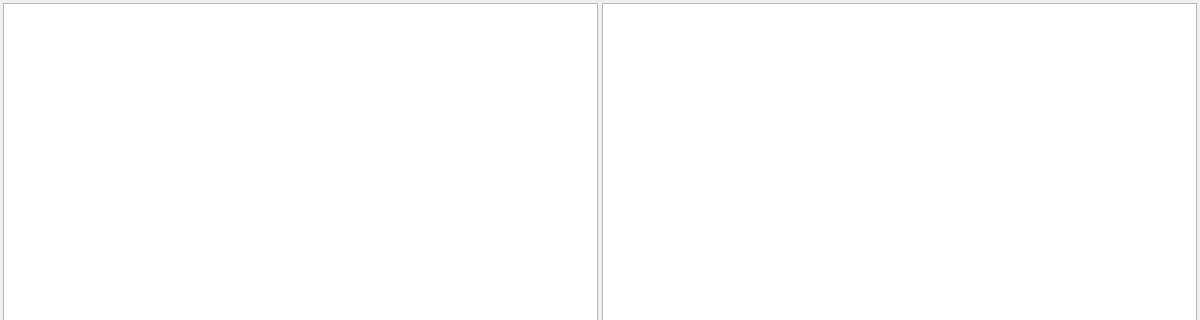
This is ui/templates.ui in l1nt3x/compilation-of-py-libs-docs as Qt 5 draws it before an edit; both pictures show x 0 to 1200 and y 0 to 320 of the 1200 by 720 pixel window. The edited form follows.
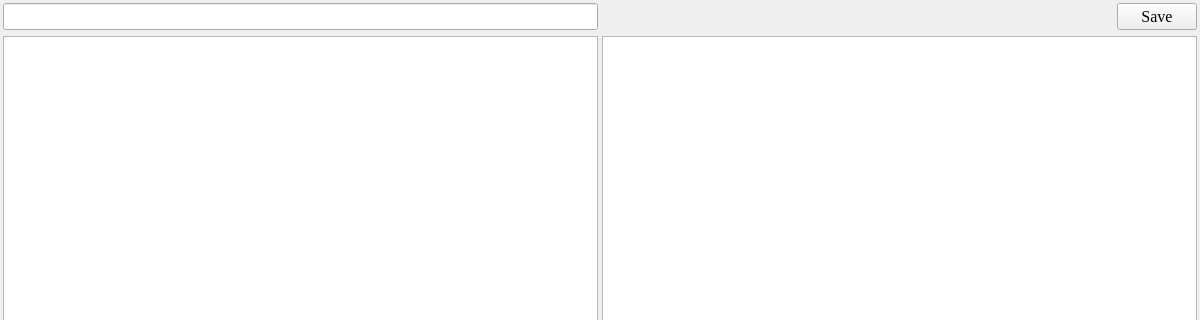
This is the edited form.

```diff
--- a/ui/templates.ui
+++ b/ui/templates.ui
@@ -49,8 +49,47 @@
             <property name="orientation">
                 <enum>Qt::Horizontal</enum>
             </property>
-            <widget class="QListWidget" name="listWidget"/>
-            <widget class="QPlainTextEdit" name="plainTextEdit"/>
+            <widget class="QWidget" name="">
+                <layout class="QVBoxLayout" name="verticalLayout">
+                    <item>
+                        <widget class="QLineEdit" name="lineEdit"/>
+                    </item>
+                    <item>
+                        <widget class="QListWidget" name="listWidget"/>
+                    </item>
+                </layout>
+            </widget>
+            <widget class="QWidget" name="">
+                <layout class="QVBoxLayout" name="verticalLayout_2">
+                    <item>
+                        <layout class="QHBoxLayout" name="horizontalLayout">
+                            <item>
+                                <spacer name="horizontalSpacer">
+                                    <property name="orientation">
+                                        <enum>Qt::Horizontal</enum>
+                                    </property>
+                                    <property name="sizeHint" stdset="0">
+                                        <size>
+                                            <width>40</width>
+                                            <height>20</height>
+                                        </size>
+                                    </property>
+                                </spacer>
+                            </item>
+                            <item>
+                                <widget class="QPushButton" name="pushButton">
+                                    <property name="text">
+                                        <string>Save</string>
+                                    </property>
+                                </widget>
+                            </item>
+                        </layout>
+                    </item>
+                    <item>
+                        <widget class="QPlainTextEdit" name="plainTextEdit"/>
+                    </item>
+                </layout>
+            </widget>
         </widget>
     </widget>
     <resources/>
```
